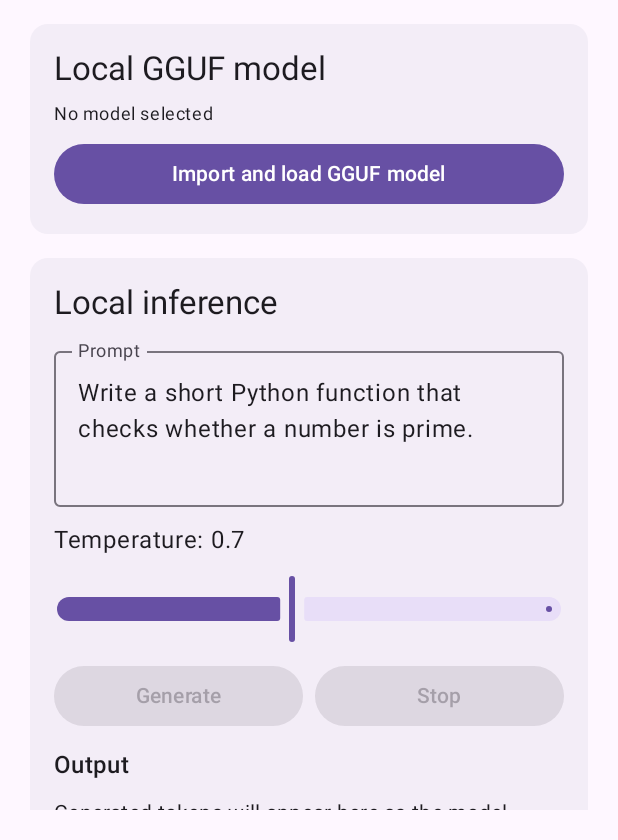
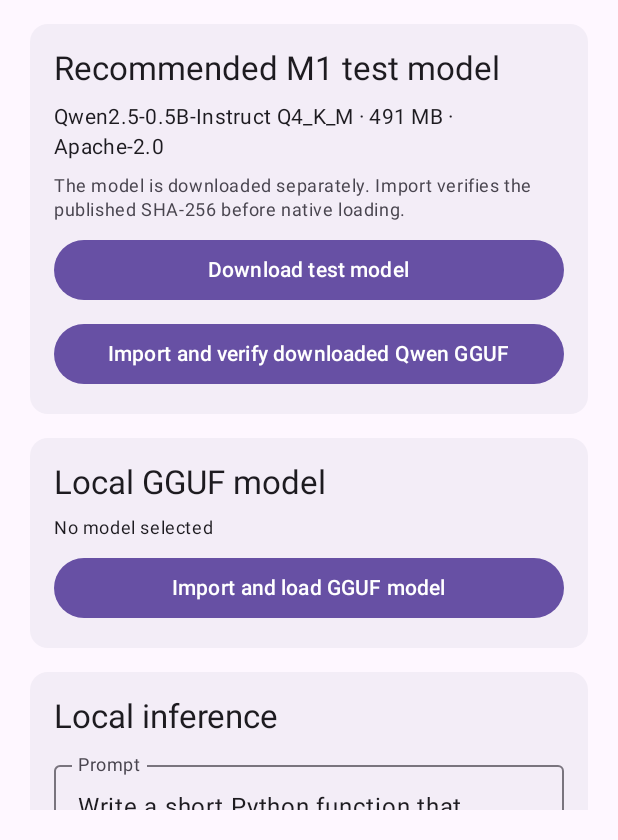
Before and after one commit to tibatechapp-ship-it/GpTMax, an Android app built with Jetpack Compose: the screen it shows after launch (MainActivity), after a tap on "Import and load GGUF model", on a phone screen of 412 x 824 dp, the part 396-1236 px from its top. Run offline under Robolectric (Android 15) with nearby library versions, the phone set to English and light mode, and no system bars; pictures from the network do not load; 1 statement that could not run was skipped.

Commit message:
Add verified Qwen test-model download and import flow

```diff
--- a/app/src/main/java/dev/gptmax/app/MainActivity.kt
+++ b/app/src/main/java/dev/gptmax/app/MainActivity.kt
@@ -1,6 +1,7 @@
 package dev.gptmax.app
 
 import android.net.Uri
+import android.content.Intent
 import android.os.Bundle
 import java.util.Locale
 import androidx.activity.ComponentActivity
@@ -40,11 +41,14 @@ import androidx.lifecycle.ViewModelProvider
 
 class MainActivity : ComponentActivity() {
     private lateinit var viewModel: GpTMaxViewModel
+    private var pendingExpectedModelSha256: String? = null
 
     private val modelPicker = registerForActivityResult(
         ActivityResultContracts.OpenDocument(),
     ) { uri: Uri? ->
-        if (uri != null) viewModel.importAndLoadModel(uri)
+        val expectedSha256 = pendingExpectedModelSha256
+        pendingExpectedModelSha256 = null
+        if (uri != null) viewModel.importAndLoadModel(uri, expectedSha256)
     }
 
     override fun onCreate(savedInstanceState: Bundle?) {
@@ -58,7 +62,17 @@ class MainActivity : ComponentActivity() {
                     state = state,
                     onPromptChange = viewModel::updatePrompt,
                     onTemperatureChange = viewModel::updateTemperature,
-                    onPickModel = { modelPicker.launch(arrayOf("*/*")) },
+                    onPickModel = {
+                        pendingExpectedModelSha256 = null
+                        modelPicker.launch(arrayOf("*/*"))
+                    },
+                    onPickVerifiedTestModel = {
+                        pendingExpectedModelSha256 = TestModelCatalog.SHA256
+                        modelPicker.launch(arrayOf("*/*"))
+                    },
+                    onDownloadTestModel = {
+                        startActivity(Intent(Intent.ACTION_VIEW, Uri.parse(TestModelCatalog.DOWNLOAD_URL)))
+                    },
                     onGenerate = viewModel::generate,
                     onCancel = viewModel::cancelGeneration,
                     onRefresh = viewModel::refreshRuntimeInfo,
@@ -78,6 +92,8 @@ private fun GpTMaxHome(
     onPromptChange: (String) -> Unit,
     onTemperatureChange: (Float) -> Unit,
     onPickModel: () -> Unit,
+    onPickVerifiedTestModel: () -> Unit,
+    onDownloadTestModel: () -> Unit,
     onGenerate: () -> Unit,
     onCancel: () -> Unit,
     onRefresh: () -> Unit,
@@ -111,6 +127,36 @@ private fun GpTMaxHome(
                     Text("Native inference runtime", style = MaterialTheme.typography.titleLarge)
                     Text(state.nativeStatus, style = MaterialTheme.typography.bodyMedium)
                     Text(state.buildInfo, style = MaterialTheme.typography.bodySmall)
+                }
+            }
+            Card(
+                modifier = Modifier.fillMaxWidth(),
+                colors = CardDefaults.cardColors(containerColor = MaterialTheme.colorScheme.surfaceContainer),
+            ) {
+                Column(
+                    modifier = Modifier.padding(16.dp),
+                    verticalArrangement = Arrangement.spacedBy(8.dp),
+                ) {
+                    Text("Recommended M1 test model", style = MaterialTheme.typography.titleLarge)
+                    Text(
+                        "${TestModelCatalog.DISPLAY_NAME} · 491 MB · Apache-2.0",
+                        style = MaterialTheme.typography.bodyMedium,
+                    )
+                    Text(
+                        "The model is downloaded separately. Import verifies the published SHA-256 before native loading.",
+                        style = MaterialTheme.typography.bodySmall,
+                        color = MaterialTheme.colorScheme.onSurfaceVariant,
+                    )
+                    Button(
+                        onClick = onDownloadTestModel,
+                        enabled = !state.isBusy && !state.isGenerating,
+                        modifier = Modifier.fillMaxWidth(),
+                    ) { Text("Download test model") }
+                    Button(
+                        onClick = onPickVerifiedTestModel,
+                        enabled = !state.isBusy && !state.isGenerating,
+                        modifier = Modifier.fillMaxWidth(),
+                    ) { Text("Import and verify downloaded Qwen GGUF") }
                 }
             }
             Card(
```
